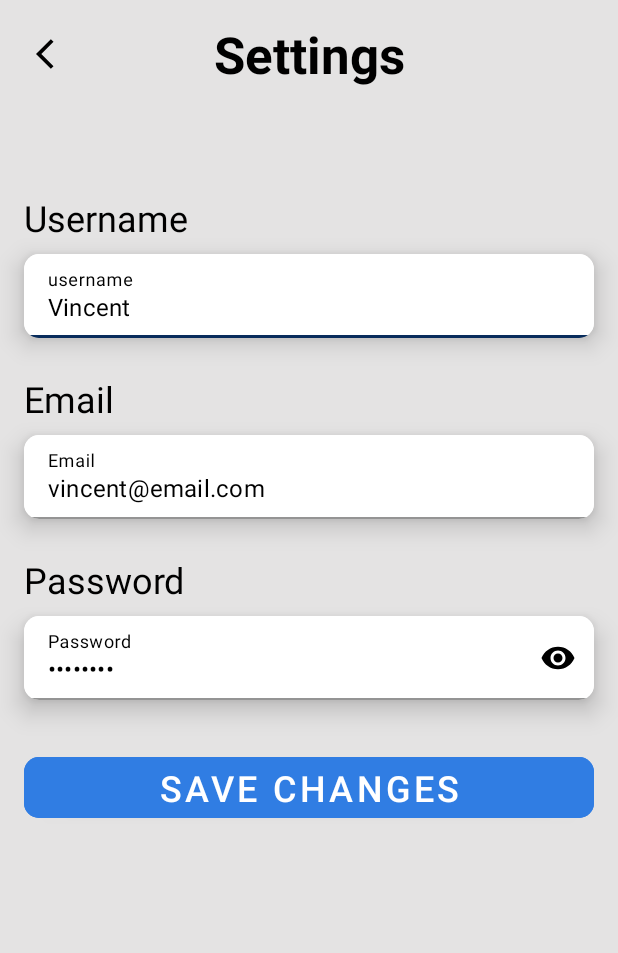
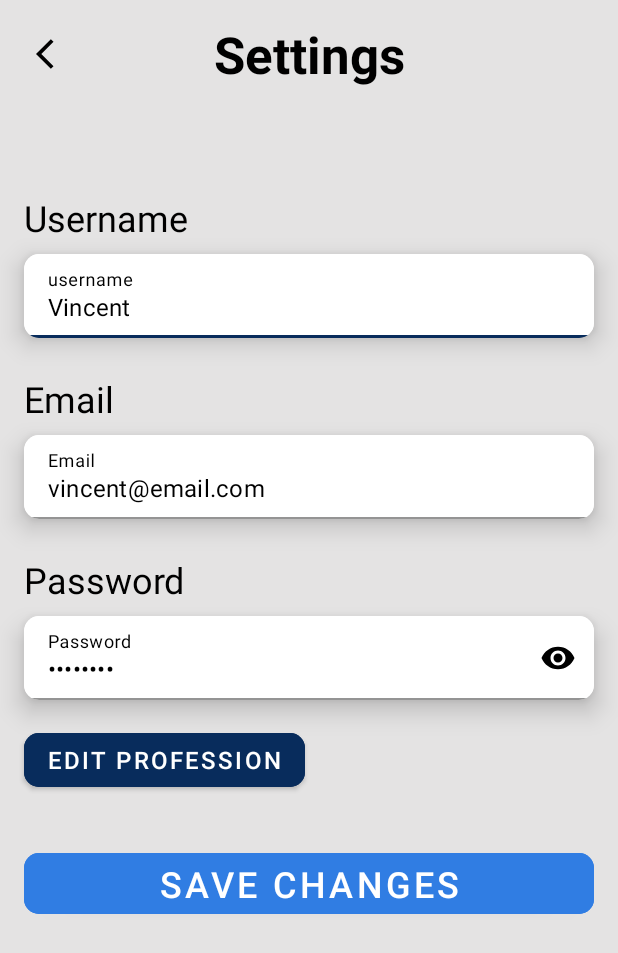
Before and after one commit to dhammikod/Level-Up, an Android app: the SettingActivity screen opened directly, with no data from a screen before it, on a phone screen of 412 x 824 dp. Shown: the top 953 px of the screen. Run offline under Robolectric (Android 15) with nearby library versions, the phone set to English and light mode, and no system bars; Roboto replaces fonts that are not available here.

Commit message:
user setting
hhhkkhj

```diff
--- a/LevelUp/app/src/main/java/com/a706012110039/levelup/ProfileFragment.kt
+++ b/LevelUp/app/src/main/java/com/a706012110039/levelup/ProfileFragment.kt
@@ -21,6 +21,7 @@ import kotlinx.android.synthetic.main.activity_bottomnavbar_actiity.*
 
 class ProfileFragment : Fragment() {
     private lateinit var viewbind: FragmentProfileBinding
+    private lateinit var professionadaptor: RecyclerViewProfessionAdapter
     override fun onCreateView(
         inflater: LayoutInflater, container: ViewGroup?,
         savedInstanceState: Bundle?
@@ -71,7 +72,7 @@ class ProfileFragment : Fragment() {
         viewbind.email.text = GlobalVar.users[GlobalVar.curuser].Email
         viewbind.status.text = GlobalVar.users[GlobalVar.curuser].statuspremium
 
-        val professionadaptor: RecyclerViewProfessionAdapter
+
         professionadaptor = RecyclerViewProfessionAdapter(GlobalVar.users[GlobalVar.curuser].profession)
         viewbind.rvProfession.layoutManager = LinearLayoutManager(requireActivity().baseContext, LinearLayoutManager.HORIZONTAL, false)
         viewbind.rvProfession.adapter = professionadaptor
@@ -91,5 +92,8 @@ class ProfileFragment : Fragment() {
         viewbind.status.text = GlobalVar.users[GlobalVar.curuser].statuspremium
         viewbind.name.text = GlobalVar.users[GlobalVar.curuser].name
         viewbind.email.text = GlobalVar.users[GlobalVar.curuser].Email
+        professionadaptor = RecyclerViewProfessionAdapter(GlobalVar.users[GlobalVar.curuser].profession)
+        viewbind.rvProfession.layoutManager = LinearLayoutManager(requireActivity().baseContext, LinearLayoutManager.HORIZONTAL, false)
+        viewbind.rvProfession.adapter = professionadaptor
     }
 }
--- a/LevelUp/app/src/main/java/com/a706012110039/levelup/SettingActivity.kt
+++ b/LevelUp/app/src/main/java/com/a706012110039/levelup/SettingActivity.kt
@@ -1,6 +1,7 @@
 package com.a706012110039.levelup
 
 import Database.GlobalVar
+import android.content.Intent
 import androidx.appcompat.app.AppCompatActivity
 import android.os.Bundle
 import com.a706012110039.levelup.databinding.ActivitySettingBinding
@@ -16,6 +17,13 @@ class SettingActivity : AppCompatActivity() {
 
         viewbind.savechanges.setOnClickListener {
             checker()
+        }
+
+        viewbind.editprof.setOnClickListener {
+            val intent = Intent(this, Choose_profession_Activity::class.java).apply {
+                putExtra("edit",true)
+            }
+            startActivity(intent)
         }
 
         setContentView(viewbind.root)
--- a/LevelUp/app/src/main/res/layout/activity_setting.xml
+++ b/LevelUp/app/src/main/res/layout/activity_setting.xml
@@ -135,6 +135,22 @@
         app:cornerRadius="10dp"
         app:layout_constraintEnd_toEndOf="parent"
         app:layout_constraintStart_toStartOf="parent"
+        app:layout_constraintTop_toBottomOf="@+id/editprof"
+        app:rippleColor="@color/darkbluebg"
+        app:strokeColor="@color/darkbluebg" />
+
+    <Button
+        android:id="@+id/editprof"
+        android:layout_width="wrap_content"
+        android:layout_height="wrap_content"
+        android:layout_marginStart="16dp"
+        android:layout_marginTop="16dp"
+        android:backgroundTint="@color/darkbluebg"
+        android:shadowColor="@color/darkbluebg"
+        android:text="Edit Profession"
+        android:textSize="16sp"
+        app:cornerRadius="10dp"
+        app:layout_constraintStart_toStartOf="parent"
         app:layout_constraintTop_toBottomOf="@+id/cardView16"
         app:rippleColor="@color/darkbluebg"
         app:strokeColor="@color/darkbluebg" />
```
Also changed, not shown: LevelUp/app/src/main/java/com/a706012110039/levelup/Choose_profession_Activity.kt (+35 -6 lines).
